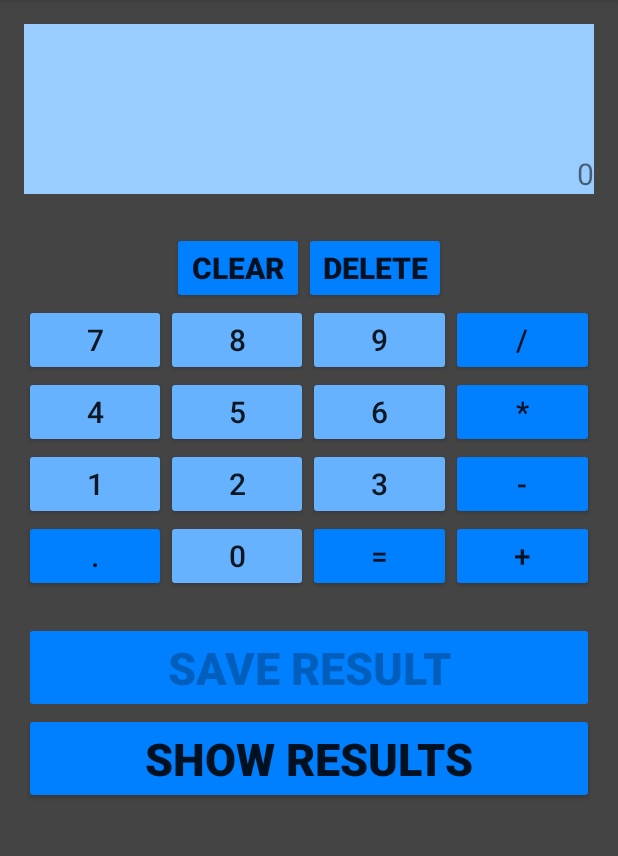
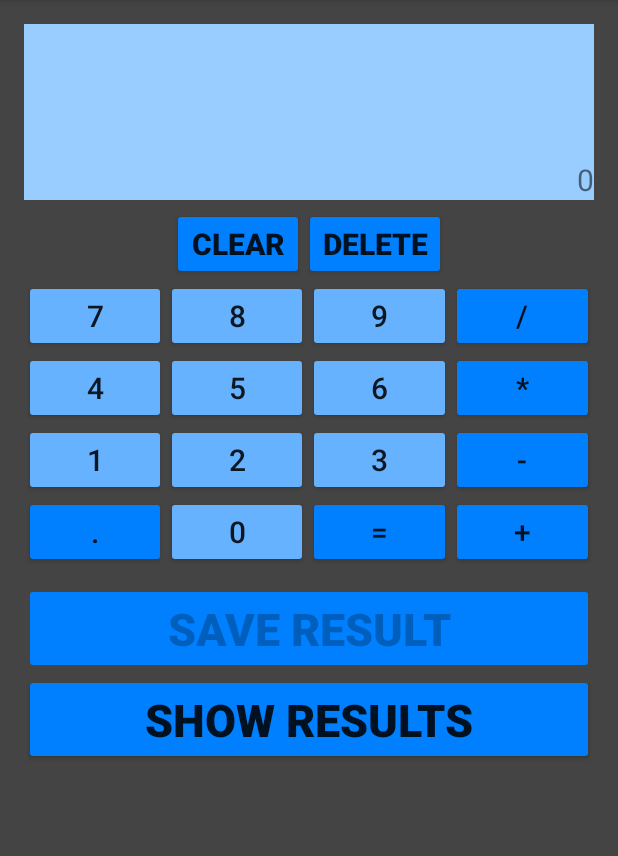
Before and after one commit to atus89123/calculator, an Android app: the screen it shows after launch (MainActivity), on a phone screen of 412 x 824 dp, the part 84-940 px from its top. Run offline under Robolectric (Android 15) with nearby library versions, the phone set to English and light mode, and no system bars.

Commit message:
icon changed

```diff
--- a/MyCalculator/app/src/main/java/titans/calculator/MainActivity.java
+++ b/MyCalculator/app/src/main/java/titans/calculator/MainActivity.java
@@ -27,7 +27,7 @@ public class MainActivity extends AppCompatActivity implements View.OnClickListe
     StringBuilder rawStringBuilder;
     Map<String, Double> resultsMap;
 
-    public final static String EXTRA_RESULT = "com.mycompany.calculator.MESSAGE";
+    public final static String EXTRA_RESULT = "titans.calculator.MESSAGE";
 
     Button saveResult;
     boolean resultIsCalculated;
@@ -40,7 +40,6 @@ public class MainActivity extends AppCompatActivity implements View.OnClickListe
         super.onCreate(savedInstanceState);
         setContentView(R.layout.activity_main);
         resultTextView = (TextView) findViewById(R.id.resultTextView);
-        TableLayout buttonGridLayout = (TableLayout) findViewById(R.id.buttonTableLayout);
 
         polishForm = new PolishFormAlgorithm();
         resultsMap = new HashMap<String, Double>();
--- a/MyCalculator/app/src/main/res/layout-land/activity_main.xml
+++ b/MyCalculator/app/src/main/res/layout-land/activity_main.xml
@@ -53,7 +53,6 @@
         android:orientation="horizontal"
         android:gravity="center_horizontal">
     <TableLayout
-        android:id="@+id/buttonTableLayout"
         android:layout_width="wrap_content"
         android:layout_height="wrap_content">
 
--- a/MyCalculator/app/src/main/res/layout/activity_main.xml
+++ b/MyCalculator/app/src/main/res/layout/activity_main.xml
@@ -25,13 +25,13 @@
         android:layout_width="match_parent"
         android:layout_height="wrap_content"
         android:orientation="horizontal"
-        android:gravity="center_horizontal" >
+        android:gravity="center_horizontal"
+        android:layout_marginTop="5dp">
 
         <Button
             android:layout_width="wrap_content"
             android:layout_height="wrap_content"
             android:text="@string/clear"
-            android:layout_marginTop="25dp"
             android:onClick="onClick"
             android:theme="@style/MyOperatorButtonTheme"
             android:textStyle="bold"/>
@@ -39,7 +39,6 @@
             android:layout_width="wrap_content"
             android:layout_height="wrap_content"
             android:text="@string/delete"
-            android:layout_marginTop="25dp"
             android:onClick="onClick"
             android:theme="@style/MyOperatorButtonTheme"
             android:textStyle="bold"/>
@@ -48,7 +47,6 @@
 
 
     <TableLayout
-        android:id="@+id/buttonTableLayout"
         android:layout_width="match_parent"
         android:layout_height="wrap_content">
 
@@ -192,7 +190,7 @@
         android:text="@string/saveResult"
         android:onClick="saveResult"
         android:id="@+id/saveResult"
-        android:layout_marginTop="20dp"
+        android:layout_marginTop="10dp"
         android:textSize="30sp"
         android:theme="@style/MyOperatorButtonTheme"
         android:textStyle="bold"/>
```
Also changed, not shown: MyCalculator/app/src/main/res/mipmap-hdpi/ic_launcher.png, MyCalculator/app/src/main/res/mipmap-mdpi/ic_launcher.png, MyCalculator/app/src/main/res/mipmap-xhdpi/ic_launcher.png, MyCalculator/app/src/main/res/mipmap-xxhdpi/ic_launcher.png.
